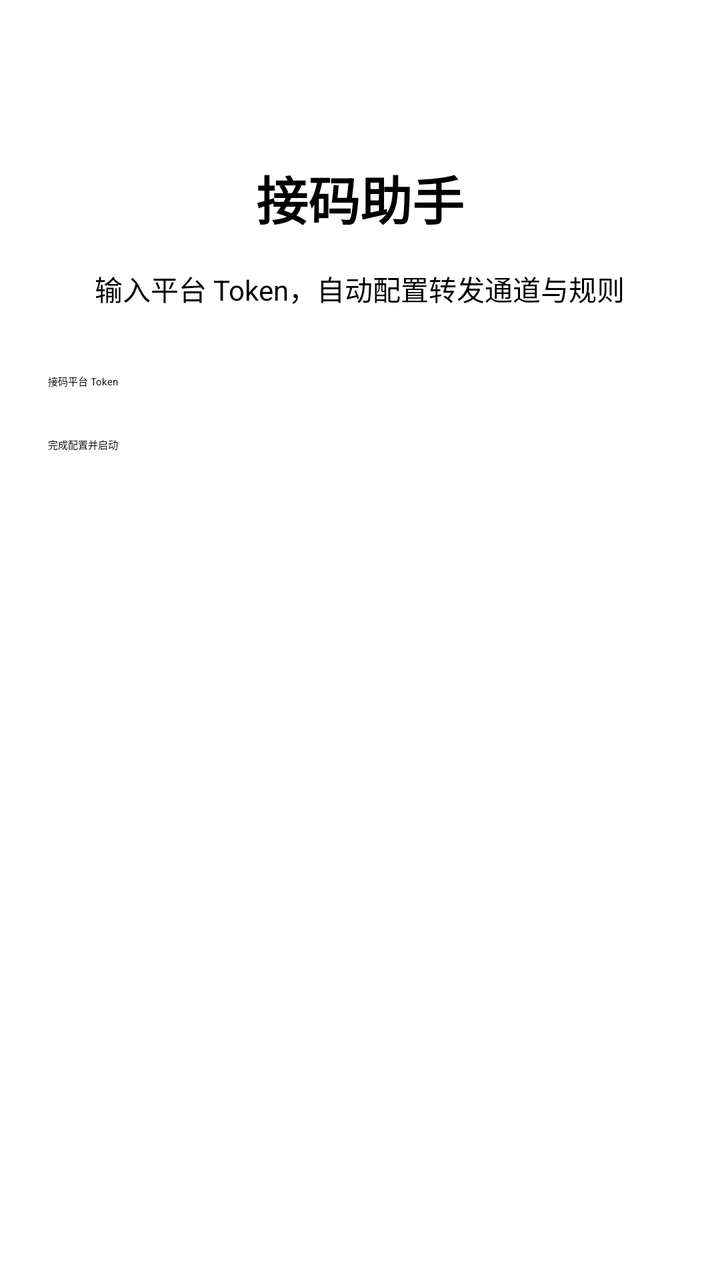
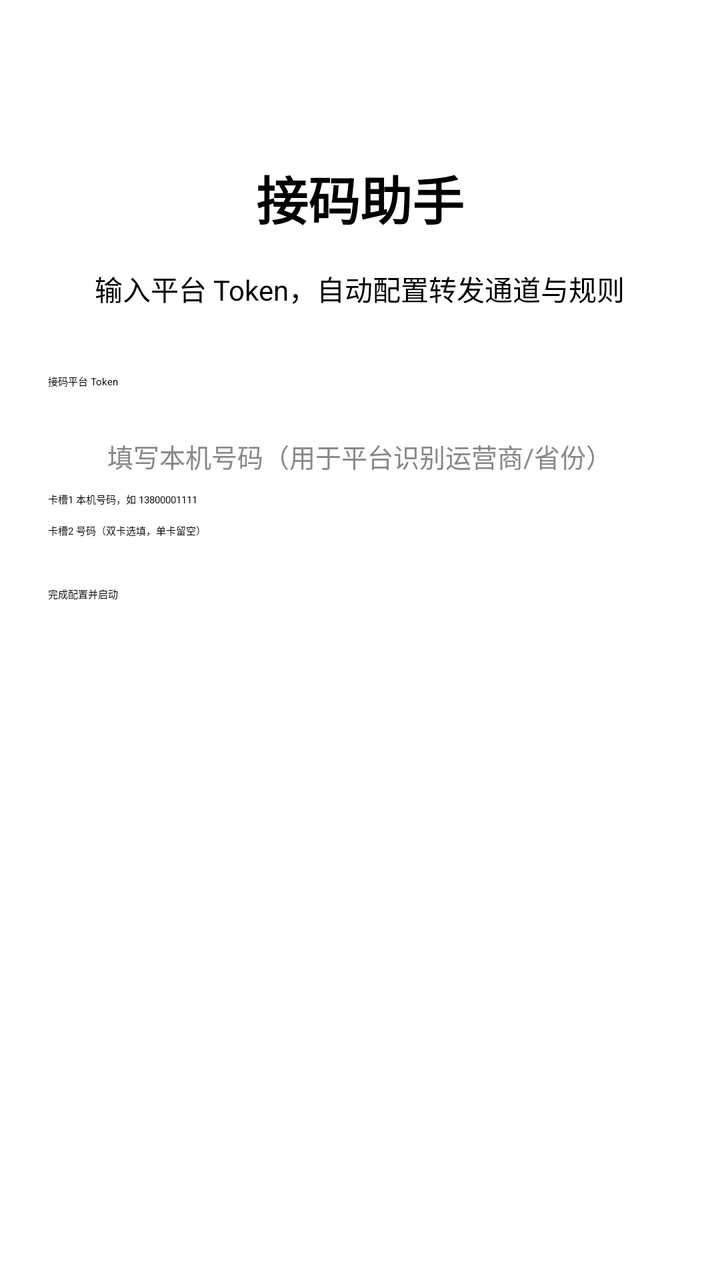

The first picture is an Android layout as it rendered before a commit; the second is the same layout after the commit. The layout source and the unified diff follow.
<!-- AndroidManifest.xml: application theme AppTheme -->
<!-- res/layout/activity_setup.xml -->
<?xml version="1.0" encoding="utf-8"?>
<LinearLayout xmlns:android="http://schemas.android.com/apk/res/android"
    android:layout_width="match_parent"
    android:layout_height="match_parent"
    android:orientation="vertical"
    android:gravity="center_horizontal"
    android:padding="24dp">

    <TextView
        android:layout_width="wrap_content"
        android:layout_height="wrap_content"
        android:text="接码助手"
        android:textSize="26sp"
        android:textStyle="bold"
        android:layout_marginTop="56dp" />

    <TextView
        android:layout_width="wrap_content"
        android:layout_height="wrap_content"
        android:text="输入平台 Token，自动配置转发通道与规则"
        android:textSize="14sp"
        android:layout_marginTop="16dp" />

    <EditText
        android:id="@+id/etToken"
        android:layout_width="match_parent"
        android:layout_height="wrap_content"
        android:hint="接码平台 Token"
        android:inputType="text"
        android:layout_marginTop="32dp" />

    <Button
        android:id="@+id/btnSetup"
        android:layout_width="match_parent"
        android:layout_height="wrap_content"
        android:text="完成配置并启动"
        android:layout_marginTop="24dp" />

    <ProgressBar
        android:id="@+id/progress"
        android:layout_width="wrap_content"
        android:layout_height="wrap_content"
        android:layout_marginTop="16dp"
        android:visibility="gone" />

    <TextView
        android:id="@+id/tvStatus"
        android:layout_width="wrap_content"
        android:layout_height="wrap_content"
        android:layout_marginTop="16dp"
        android:textSize="13sp"
        android:textColor="#888888" />
</LinearLayout>
<!-- resources referenced by this layout -->
<resources>
  <style name="AppTheme" parent="XUITheme.Phone">
          
          <item name="colorPrimary">@color/colorPrimary</item>
          <item name="colorPrimaryDark">@color/colorPrimaryDark</item>
          <item name="colorAccent">@color/colorAccent</item>
          <item name="xui_actionbar_height">?actionBarSize</item>
          
          <item name="android:textAllCaps">false</item>
      </style>
  <color name="colorPrimary">#299EE3</color>
  <color name="colorPrimaryDark">#299EE3</color>
  <color name="colorAccent">#299EE3</color>
</resources>

<!-- the commit's change to res/layout/activity_setup.xml (unified diff, before → after) -->
@@ -29,6 +29,30 @@
         android:inputType="text"
         android:layout_marginTop="32dp" />
 
+    <TextView
+        android:layout_width="wrap_content"
+        android:layout_height="wrap_content"
+        android:text="填写本机号码（用于平台识别运营商/省份）"
+        android:textSize="13sp"
+        android:textColor="#888888"
+        android:layout_marginTop="24dp" />
+
+    <EditText
+        android:id="@+id/etSim1"
+        android:layout_width="match_parent"
+        android:layout_height="wrap_content"
+        android:hint="卡槽1 本机号码，如 13800001111"
+        android:inputType="phone"
+        android:layout_marginTop="8dp" />
+
+    <EditText
+        android:id="@+id/etSim2"
+        android:layout_width="match_parent"
+        android:layout_height="wrap_content"
+        android:hint="卡槽2 号码（双卡选填，单卡留空）"
+        android:inputType="phone"
+        android:layout_marginTop="8dp" />
+
     <Button
         android:id="@+id/btnSetup"
         android:layout_width="match_parent"
